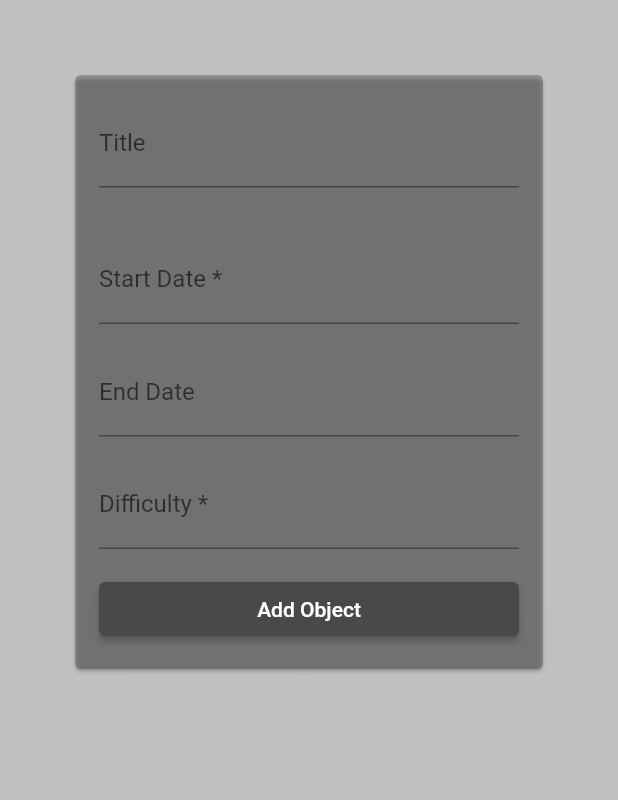
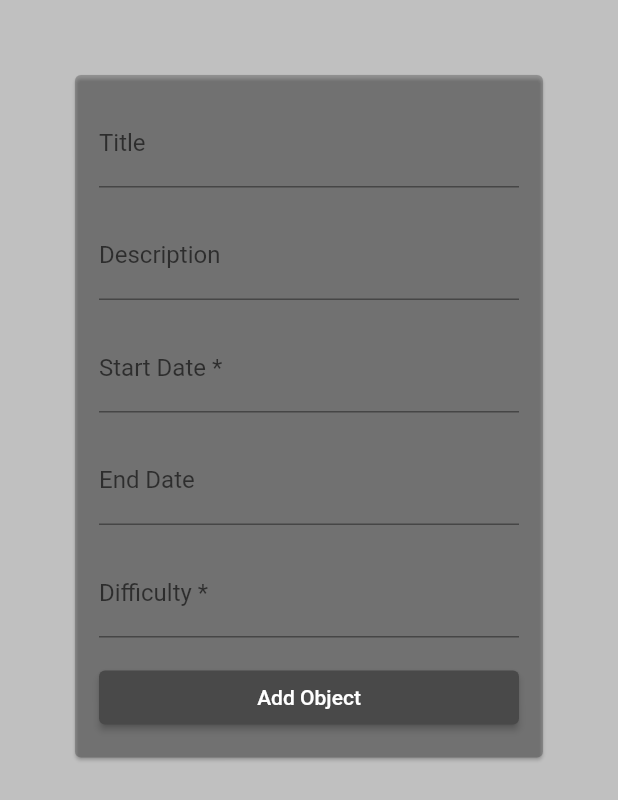
Before and after one commit to Edi013/RemindMe, a Flutter app: the TodoAddScreenContent screen opened directly, on a phone screen of 412 x 824 dp. Shown: the top 800 px of the screen. Run offline on Flutter 3.47's test engine with Material 3 defaults, Android fonts, the phone set to English and light mode, and no system bars; our stand-ins replace auto_route, dio, flutter_markdown, get_it, shared_preferences, sidebarx; missing offline and left inert: jwt_decode_full; accounts and stored records are empty.

Commit message:
multiline input on add

```diff
--- a/remind_me_fe/lib/features/todos/presentation/screens/all_todos_screens/todo_add_screen.dart
+++ b/remind_me_fe/lib/features/todos/presentation/screens/all_todos_screens/todo_add_screen.dart
@@ -6,7 +6,7 @@ import 'package:remind_me_fe/features/todos/presentation/controllers/add_control
 
 @RoutePage()
 class TodoAddScreen extends StatelessWidget {
-  const TodoAddScreen({super.key});
+  const TodoAddScreen({Key? key}) : super(key: key);
 
   @override
   Widget build(BuildContext context) {
@@ -17,7 +17,7 @@ class TodoAddScreen extends StatelessWidget {
 class TodoAddScreenContent extends StatelessWidget {
   final TodoAddController controller = TodoAddController();
 
-  TodoAddScreenContent({super.key});
+  TodoAddScreenContent({Key? key}) : super(key: key);
 
   Future<void> _selectDate(
       BuildContext context, TextEditingController currentController) async {
@@ -66,8 +66,11 @@ class TodoAddScreenContent extends StatelessWidget {
                     decoration: const InputDecoration(labelText: 'Title'),
                   ),
                   const SizedBox(height: 16.0),
-                  MarkdownBody(
-                    data: controller.descriptionController.text,
+                  TextField(
+                    controller: controller.descriptionController,
+                    decoration: const InputDecoration(labelText: 'Description'),
+                    keyboardType: TextInputType.multiline,
+                    maxLines: null, // Allow unlimited lines
                   ),
                   const SizedBox(height: 16.0),
                   TextFormField(
```
